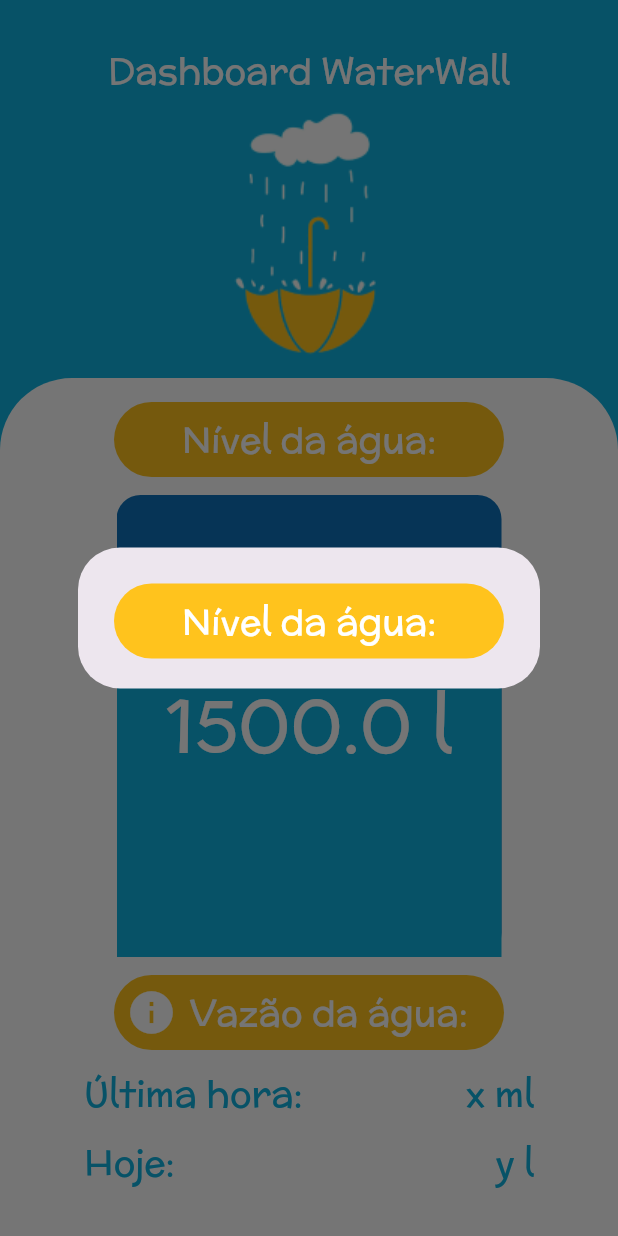
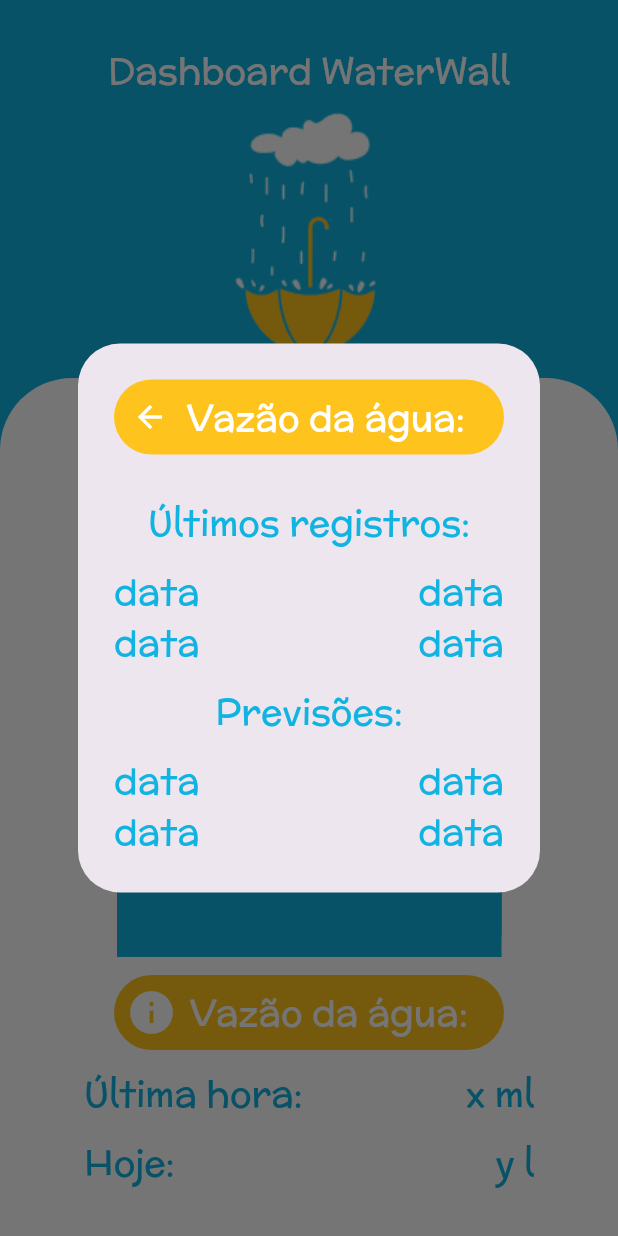
Before and after one commit to LobsLAF/waterwall, a Flutter app: the screen it shows after launch, after a tap on the "info" icon, on a phone screen of 412 x 824 dp. Run offline on Flutter 3.47's test engine with Material 3 defaults, Android fonts, the phone set to English and light mode, and no system bars.

Commit message:
Alert finalizado

```diff
--- a/lib/Data/my_default_style.dart
+++ b/lib/Data/my_default_style.dart
@@ -1,20 +1,23 @@
 import 'package:flutter/material.dart';
 
 class MyDefaultStyle extends StatelessWidget {
+
   final Widget child;
+  final Color textColor;
 
   const MyDefaultStyle({
     super.key,
     required this.child,
+    this.textColor = Colors.white,
   });
 
   @override
   Widget build(BuildContext context) {
     return DefaultTextStyle(
-      style: const TextStyle(
+      style: TextStyle(
         fontFamily: 'mclaren',
         fontSize: 24,
-        color: Colors.white,
+        color: textColor,
       ),
       child: child,
     );
--- a/lib/Layout/Elements/drawer_content.dart
+++ b/lib/Layout/Elements/drawer_content.dart
@@ -28,7 +28,7 @@ class DrawerContent extends StatelessWidget {
             ),
           ),
         ),
-        WaterTank(),
+        const WaterTank(),
         Padding(
           padding: const EdgeInsets.all(
             12,
--- a/lib/Layout/Elements/flow_info_dialog.dart
+++ b/lib/Layout/Elements/flow_info_dialog.dart
@@ -17,10 +17,60 @@ class FlowInfoDialog extends StatelessWidget {
           decoration: BoxDecoration(
               color: LayoutData.yellow,
               borderRadius: BorderRadius.circular(2000)),
-          child: const Row(
-            mainAxisAlignment: MainAxisAlignment.spaceEvenly,
+          child: Row(
             children: [
-              Text("Nível da água:"),
+              IconButton(
+                onPressed: () {
+                  Navigator.of(context).pop();
+                },
+                icon: const BackButtonIcon(),
+              ),
+              const Text("Vazão da água:"),
+            ],
+          ),
+        ),
+      ),
+      content: const MyDefaultStyle(
+        textColor: LayoutData.blue,
+        child: IntrinsicHeight(
+          child: Column(
+            children: [
+              Padding(
+                padding: EdgeInsets.all(12.0),
+                child: Text("Últimos registros:"),
+              ),
+              Row(
+                mainAxisAlignment: MainAxisAlignment.spaceBetween,
+                children: [
+                  Text("data"),
+                  Text("data"),
+                ],
+              ),
+              Row(
+                mainAxisAlignment: MainAxisAlignment.spaceBetween,
+                children: [
+                  Text("data"),
+                  Text("data"),
+                ],
+              ),
+              Padding(
+                padding: EdgeInsets.all(12.0),
+                child: Text("Previsões:"),
+              ),
+              Row(
+                mainAxisAlignment: MainAxisAlignment.spaceBetween,
+                children: [
+                  Text("data"),
+                  Text("data"),
+                ],
+              ),
+              Row(
+                mainAxisAlignment: MainAxisAlignment.spaceBetween,
+                children: [
+                  Text("data"),
+                  Text("data"),
+                ],
+              ),
             ],
           ),
         ),
```
